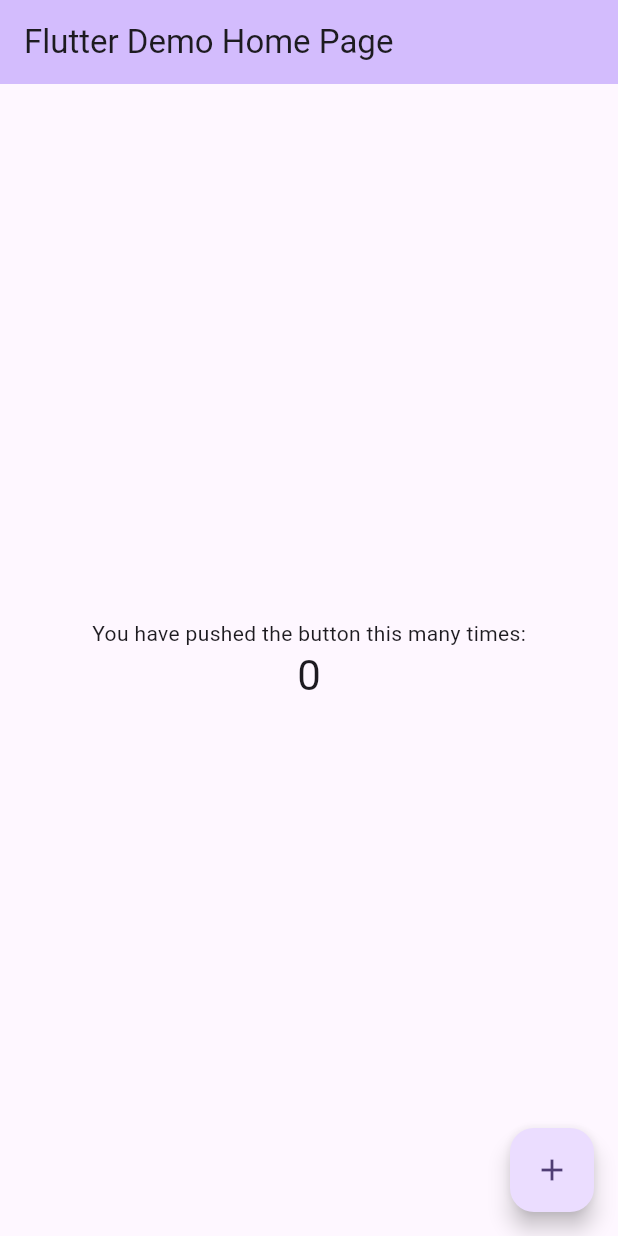
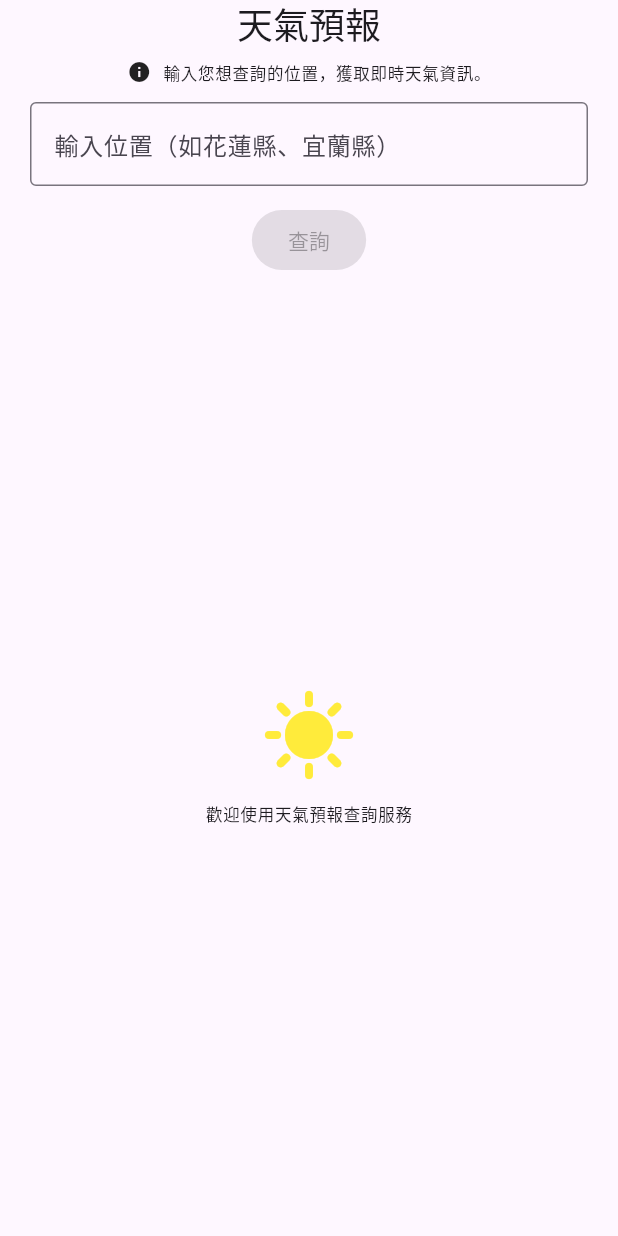
Before and after one commit to jiahan-wu/flutter_weather_forecast, a Flutter app: the screen it shows after launch, on a phone screen of 412 x 824 dp. Run offline on Flutter 3.47's test engine with Material 3 defaults, Android fonts, the phone set to English and light mode, and no system bars; our stand-ins replace dio, flutter_riverpod, riverpod_annotation; generated files the repository leaves out were written again.

Commit message:
Implement weather forecast UI and functionality
- Create HomeScreen with search bar and query result view
- Add widgets for displaying weather forecast data, loading, errors, and welcome screen
- Implement WeatherForecastDataCard for detailed forecast display
- Update main.dart to use new HomeScreen
- Add intl and collection packages for date formatting and data processing

```diff
--- a/lib/main.dart
+++ b/lib/main.dart
@@ -1,6 +1,8 @@
 import 'package:flutter/material.dart';
 
 import 'package:flutter_riverpod/flutter_riverpod.dart';
+
+import 'package:flutter_weather_forecast/screens/home_screen.dart';
 
 void main() {
   runApp(const ProviderScope(child: MyApp()));
@@ -9,119 +11,10 @@
 class MyApp extends StatelessWidget {
   const MyApp({super.key});
 
-  // This widget is the root of your application.
   @override
   Widget build(BuildContext context) {
-    return MaterialApp(
-      title: 'Flutter Demo',
-      theme: ThemeData(
-        // This is the theme of your application.
-        //
-        // TRY THIS: Try running your application with "flutter run". You'll see
-        // the application has a purple toolbar. Then, without quitting the app,
-        // try changing the seedColor in the colorScheme below to Colors.green
-        // and then invoke "hot reload" (save your changes or press the "hot
-        // reload" button in a Flutter-supported IDE, or press "r" if you used
-        // the command line to start the app).
-        //
-        // Notice that the counter didn't reset back to zero; the application
-        // state is not lost during the reload. To reset the state, use hot
-        // restart instead.
-        //
-        // This works for code too, not just values: Most code changes can be
-        // tested with just a hot reload.
-        colorScheme: ColorScheme.fromSeed(seedColor: Colors.deepPurple),
-        useMaterial3: true,
-      ),
-      home: const MyHomePage(title: 'Flutter Demo Home Page'),
+    return const MaterialApp(
+      home: HomeScreen(),
     );
   }
 }
-
-class MyHomePage extends StatefulWidget {
-  const MyHomePage({super.key, required this.title});
-
-  // This widget is the home page of your application. It is stateful, meaning
-  // that it has a State object (defined below) that contains fields that affect
-  // how it looks.
-
-  // This class is the configuration for the state. It holds the values (in this
-  // case the title) provided by the parent (in this case the App widget) and
-  // used by the build method of the State. Fields in a Widget subclass are
-  // always marked "final".
-
-  final String title;
-
-  @override
-  State<MyHomePage> createState() => _MyHomePageState();
-}
-
-class _MyHomePageState extends State<MyHomePage> {
-  int _counter = 0;
-
-  void _incrementCounter() {
-    setState(() {
-      // This call to setState tells the Flutter framework that something has
-      // changed in this State, which causes it to rerun the build method below
-      // so that the display can reflect the updated values. If we changed
-      // _counter without calling setState(), then the build method would not be
-      // called again, and so nothing would appear to happen.
-      _counter++;
-    });
-  }
-
-  @override
-  Widget build(BuildContext context) {
-    // This method is rerun every time setState is called, for instance as done
-    // by the _incrementCounter method above.
-    //
-    // The Flutter framework has been optimized to make rerunning build methods
-    // fast, so that you can just rebuild anything that needs updating rather
-    // than having to individually change instances of widgets.
-    return Scaffold(
-      appBar: AppBar(
-        // TRY THIS: Try changing the color here to a specific color (to
-        // Colors.amber, perhaps?) and trigger a hot reload to see the AppBar
-        // change color while the other colors stay the same.
-        backgroundColor: Theme.of(context).colorScheme.inversePrimary,
-        // Here we take the value from the MyHomePage object that was created by
-        // the App.build method, and use it to set our appbar title.
-        title: Text(widget.title),
-      ),
-      body: Center(
-        // Center is a layout widget. It takes a single child and positions it
-        // in the middle of the parent.
-        child: Column(
-          // Column is also a layout widget. It takes a list of children and
-          // arranges them vertically. By default, it sizes itself to fit its
-          // children horizontally, and tries to be as tall as its parent.
-          //
-          // Column has various properties to control how it sizes itself and
-          // how it positions its children. Here we use mainAxisAlignment to
-          // center the children vertically; the main axis here is the vertical
-          // axis because Columns are vertical (the cross axis would be
-          // horizontal).
-          //
-          // TRY THIS: Invoke "debug painting" (choose the "Toggle Debug Paint"
-          // action in the IDE, or press "p" in the console), to see the
-          // wireframe for each widget.
-          mainAxisAlignment: MainAxisAlignment.center,
-          children: <Widget>[
-            const Text(
-              'You have pushed the button this many times:',
-            ),
-            Text(
-              '$_counter',
-              style: Theme.of(context).textTheme.headlineMedium,
-            ),
-          ],
-        ),
-      ),
-      floatingActionButton: FloatingActionButton(
-        onPressed: _incrementCounter,
-        tooltip: 'Increment',
-        child: const Icon(Icons.add),
-      ), // This trailing comma makes auto-formatting nicer for build methods.
-    );
-  }
-}
--- /dev/null
+++ b/lib/screens/home_screen.dart
@@ -0,0 +1,29 @@
+import 'package:flutter/material.dart';
+
+import 'package:flutter_weather_forecast/widgets/weather_forecast_query_result_view.dart';
+import 'package:flutter_weather_forecast/widgets/weather_forecast_search_bar.dart';
+
+class HomeScreen extends StatelessWidget {
+  const HomeScreen({super.key});
+
+  @override
+  Widget build(BuildContext context) {
+    return GestureDetector(
+      onTap: () {
+        FocusManager.instance.primaryFocus?.unfocus();
+      },
+      child: const Scaffold(
+        body: SafeArea(
+          child: Column(
+            children: [
+              WeatherForecastSearchBar(),
+              Expanded(
+                child: WeatherForecastQueryResultView(),
+              ),
+            ],
+          ),
+        ),
+      ),
+    );
+  }
+}
--- /dev/null
+++ b/lib/widgets/weather_forecast_query_result_view.dart
@@ -0,0 +1,36 @@
+import 'package:flutter/material.dart';
+
+import 'package:flutter_riverpod/flutter_riverpod.dart';
+
+import 'package:flutter_weather_forecast/providers/weather_forecast_provider.dart';
+import 'package:flutter_weather_forecast/widgets/error_view.dart';
+import 'package:flutter_weather_forecast/widgets/loading_indicator.dart';
+import 'package:flutter_weather_forecast/widgets/no_data_view.dart';
+import 'package:flutter_weather_forecast/widgets/weather_forecast_data_card.dart';
+import 'package:flutter_weather_forecast/widgets/welcome_view.dart';
+
+class WeatherForecastQueryResultView extends ConsumerWidget {
+  const WeatherForecastQueryResultView({super.key});
+
+  @override
+  Widget build(BuildContext context, WidgetRef ref) {
+    final location = ref.watch(weatherForecastProvider);
+
+    return Center(
+      child: switch (location) {
+        AsyncData(:final value) => value == null
+            ? const WelcomeView()
+            : value.isEmpty
+                ? const NoDataView()
+                : Column(
+                    children: [
+                      WeatherForecastDataCard(location: value.first),
+                      const Spacer(),
+                    ],
+                  ),
+        AsyncError(:final error) => ErrorView(error: error),
+        _ => const LoadingIndicator(),
+      },
+    );
+  }
+}
--- /dev/null
+++ b/lib/widgets/weather_forecast_search_bar.dart
@@ -0,0 +1,88 @@
+import 'package:flutter/material.dart';
+
+import 'package:flutter_riverpod/flutter_riverpod.dart';
+
+import 'package:flutter_weather_forecast/providers/weather_forecast_provider.dart';
+
+class WeatherForecastSearchBar extends ConsumerStatefulWidget {
+  const WeatherForecastSearchBar({super.key});
+
+  @override
+  ConsumerState<WeatherForecastSearchBar> createState() =>
+      _WeatherForecastSearchBarState();
+}
+
+class _WeatherForecastSearchBarState
+    extends ConsumerState<WeatherForecastSearchBar> {
+  final TextEditingController _controller = TextEditingController();
+
+  @override
+  void initState() {
+    super.initState();
+    _controller.addListener(() {
+      setState(() {});
+    });
+  }
+
+  @override
+  void dispose() {
+    _controller.dispose();
+    super.dispose();
+  }
+
+  @override
+  Widget build(BuildContext context) {
+    return Column(
+      crossAxisAlignment: CrossAxisAlignment.center,
+      children: [
+        Text(
+          "天氣預報",
+          style: Theme.of(context).textTheme.headlineSmall,
+        ),
+        const SizedBox(height: 8),
+        Row(
+          mainAxisSize: MainAxisSize.min,
+          children: [
+            const Icon(
+              Icons.info,
+              size: 16,
+            ),
+            const SizedBox(width: 8),
+            Text(
+              "輸入您想查詢的位置，獲取即時天氣資訊。",
+              style: Theme.of(context).textTheme.labelSmall,
+            ),
+          ],
+        ),
+        Padding(
+          padding: const EdgeInsets.symmetric(vertical: 12, horizontal: 20),
+          child: TextField(
+            controller: _controller,
+            decoration: const InputDecoration(
+              hintText: "輸入位置（如花蓮縣、宜蘭縣）",
+              border: OutlineInputBorder(),
+            ),
+            onSubmitted: (text) {
+              if (text.isNotEmpty) {
+                 ref
+                      .read(weatherForecastProvider.notifier)
+                      .query(_controller.text);
+              }
+            },
+          ),
+        ),
+        ElevatedButton(
+          onPressed: _controller.text.isEmpty ||
+                  ref.watch(weatherForecastProvider).isLoading
+              ? null
+              : () {
+                  ref
+                      .read(weatherForecastProvider.notifier)
+                      .query(_controller.text);
+                },
+          child: const Text("查詢"),
+        )
+      ],
+    );
+  }
+}
--- /dev/null
+++ b/lib/widgets/welcome_view.dart
@@ -0,0 +1,23 @@
+import 'package:flutter/material.dart';
+
+class WelcomeView extends StatelessWidget {
+  const WelcomeView({super.key});
+
+  @override
+  Widget build(BuildContext context) {
+    return Column(
+      mainAxisSize: MainAxisSize.min,
+      children: [
+        const Icon(
+          Icons.sunny,
+          size: 64,
+          color: Colors.yellow,
+        ),
+        const SizedBox(
+          height: 12,
+        ),
+        Text("歡迎使用天氣預報查詢服務", style: Theme.of(context).textTheme.labelSmall),
+      ],
+    );
+  }
+}
--- a/pubspec.yaml
+++ b/pubspec.yaml
@@ -39,6 +39,8 @@ dependencies:
   dio: ^5.4.3+1
   flutter_riverpod: ^2.5.1
   riverpod_annotation: ^2.3.5
+  intl: ^0.19.0
+  collection: ^1.18.0
 
 dev_dependencies:
   flutter_test:
```
Also changed, not shown: lib/widgets/error_view.dart (added, +37 -0 lines), lib/widgets/loading_indicator.dart (added, +24 -0 lines), lib/widgets/no_data_view.dart (added, +20 -0 lines), lib/widgets/weather_forecast_data_card.dart (added, +215 -0 lines), pubspec.lock.
